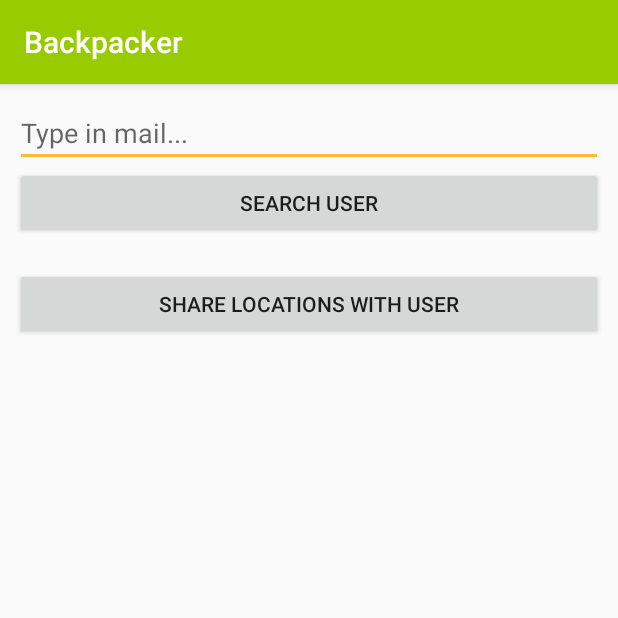
After one commit to Valioesi/backpacker-app, an Android app: the AddFriendEmailActivity screen opened directly, with no data from a screen before it, on a phone screen of 412 x 824 dp, the top half of it. The commit adds this screen. Run offline under Robolectric (Android 15) with nearby library versions, the phone set to English and light mode, and no system bars.

Commit message:
added add friend fallback via email, added put function to Request class, refactored Request class to return null on error

```diff
--- a/app/build.gradle
+++ b/app/build.gradle
@@ -38,7 +38,7 @@ dependencies {
     implementation 'com.google.android.gms:play-services-maps:11.8.0'
     implementation 'com.google.android.gms:play-services-places:11.8.0'
     implementation 'com.google.android.gms:play-services-auth:11.8.0'
-    implementation ("com.github.bumptech.glide:glide:4.4.0") {
+    implementation("com.github.bumptech.glide:glide:4.4.0") {
         exclude group: "com.android.support"
     }
 }
--- a/app/src/main/java/com/interactivemedia/backpacker/fragments/MapFragment.java
+++ b/app/src/main/java/com/interactivemedia/backpacker/fragments/MapFragment.java
@@ -217,11 +217,11 @@ public class MapFragment extends Fragment {
 
         @Override
         protected void onPostExecute(String result) {
-            Log.d("JSON response: ", result);
-            if (result.equals("error")) {
+            if (result == null) {
                 Log.d("Error: ", "Error in GET Request");
                 Toast.makeText(getContext(), "There was an Error loading the locations of your friends", Toast.LENGTH_LONG).show();
             } else {
+                Log.d("JSON response: ", result);
                 Gson gson = new Gson();
                 friends = gson.fromJson(result, User[].class);
 
--- a/app/src/main/java/com/interactivemedia/backpacker/fragments/MyListFragment.java
+++ b/app/src/main/java/com/interactivemedia/backpacker/fragments/MyListFragment.java
@@ -143,11 +143,11 @@ public class MyListFragment extends Fragment {
 
         @Override
         protected void onPostExecute(String result) {
-            Log.i("JSON response: ", result);
-            if (result.equals("error")) {
+            if (result == null) {
                 Log.d("Error: ", "Error in GET Request");
                 Toast.makeText(getContext(), "There was an Error loading your locations", Toast.LENGTH_LONG).show();
             } else {
+                Log.i("JSON response: ", result);
                 //we need to handle the conversion from json string to User Object, because user in this json is in format
                 //user : { id: ..., firstName: ..., lastName:..}    instead of just user: id
                 //therefore we want to ignore user in the deserialization process
--- a/app/src/main/java/com/interactivemedia/backpacker/helpers/FillListAdapter.java
+++ b/app/src/main/java/com/interactivemedia/backpacker/helpers/FillListAdapter.java
@@ -192,8 +192,7 @@ public class FillListAdapter extends ArrayAdapter<Location>{
 
         @Override
         protected void onPostExecute(String result) {
-            Log.d("JSON response: ", result);
-            if (result.equals("error")) {
+            if (result == null) {
                 Toast.makeText(getContext(), "There was an Error setting your location to favorite", Toast.LENGTH_LONG).show();
             } else {
                 Toast.makeText(getContext(), "Location set as favorite", Toast.LENGTH_LONG).show();
--- /dev/null
+++ b/app/src/main/res/layout/activity_add_friend_email.xml
@@ -0,0 +1,40 @@
+<?xml version="1.0" encoding="utf-8"?>
+<android.support.constraint.ConstraintLayout xmlns:android="http://schemas.android.com/apk/res/android"
+    xmlns:app="http://schemas.android.com/apk/res-auto"
+    xmlns:tools="http://schemas.android.com/tools"
+    android:layout_width="match_parent"
+    android:layout_height="match_parent"
+    android:padding="10dp"
+    tools:context="com.interactivemedia.backpacker.AddFriendEmailActivity">
+
+
+    <EditText
+        android:id="@+id/edit_text_email"
+        android:layout_width="match_parent"
+        android:layout_height="wrap_content"
+        android:hint="@string/search_for_user_hint"
+        android:inputType="textEmailAddress" />
+
+    <Button
+        android:id="@+id/search_user_button"
+        android:layout_width="match_parent"
+        android:layout_height="wrap_content"
+        android:onClick="searchUser"
+        android:text="@string/search_user_button"
+        app:layout_constraintTop_toBottomOf="@+id/edit_text_email" />
+
+    <TextView
+        android:id="@+id/text_view_user"
+        android:layout_width="wrap_content"
+        android:layout_height="wrap_content"
+        app:layout_constraintTop_toBottomOf="@+id/search_user_button" />
+
+
+    <Button
+        android:layout_width="fill_parent"
+        android:layout_height="wrap_content"
+        android:onClick="shareLocations"
+        android:text="@string/share_locations_button"
+        app:layout_constraintTop_toBottomOf="@+id/text_view_user" />
+
+</android.support.constraint.ConstraintLayout>
--- a/app/src/main/res/layout/activity_add_friend.xml
+++ b/app/src/main/res/layout/activity_add_friend_nfc.xml
@@ -4,7 +4,7 @@
     xmlns:tools="http://schemas.android.com/tools"
     android:layout_width="match_parent"
     android:layout_height="match_parent"
-    tools:context="com.interactivemedia.backpacker.activities.AddFriendActivity"
+    tools:context="com.interactivemedia.backpacker.activities.AddFriendNfcActivity"
     android:padding="20dp">
 
     <TextView
--- a/app/src/main/res/values/strings.xml
+++ b/app/src/main/res/values/strings.xml
@@ -22,6 +22,7 @@
     <string name="pick_picture_option">How do you want to add your picture?</string>
     <string name="shared_preference_name">com.interactivemedia.backpacker.PREFERENCE_FILE_KEY</string>
     <string name="saved_token">id_token</string>
+    <string name="saved_id">user_id</string>
     <string name="server_client_id">281227624759-l6dd68h5j2jlcn8scgh4g0kcn42f107l.apps.googleusercontent.com</string>
     <string name="nfc_info">Put your phone next to the phone of your new friend.  His or her phone needs to be unlocked.</string>
     <string name="first_name_label">First name</string>
@@ -48,5 +49,9 @@
     <string name="description_profile_picture">Profile picture</string>
     <string name="edit_profile_button">Edit profile</string>
     <string name="des_locationDescription">Description of the location you added</string>
+    <string name="search_for_user_label">Search for user</string>
+    <string name="search_for_user_hint">Type in mail...</string>
+    <string name="search_user_button">Search user</string>
+    <string name="share_locations_button">Share locations with user</string>
 
 </resources>
```
Also changed, not shown: app/src/main/AndroidManifest.xml (+4 -4 lines), app/src/main/java/com/interactivemedia/backpacker/AddFriendEmailActivity.java (added, +101 -0 lines), app/src/main/java/com/interactivemedia/backpacker/activities/AddFriendNfcActivity.java (renamed from app/src/main/java/com/interactivemedia/backpacker/activities/AddFriendActivity.java, +6 -3 lines), app/src/main/java/com/interactivemedia/backpacker/activities/AddLocationActivity.java (+4 -4 lines), app/src/main/java/com/interactivemedia/backpacker/activities/EditProfileActivity.java (+6 -6 lines), app/src/main/java/com/interactivemedia/backpacker/activities/LoginActivity.java (+11 -13 lines), app/src/main/java/com/interactivemedia/backpacker/fragments/FriendsFragment.java (+5 -10 lines), app/src/main/java/com/interactivemedia/backpacker/helpers/Preferences.java (+27 -2 lines), app/src/main/java/com/interactivemedia/backpacker/helpers/Request.java (+56 -33 lines).
